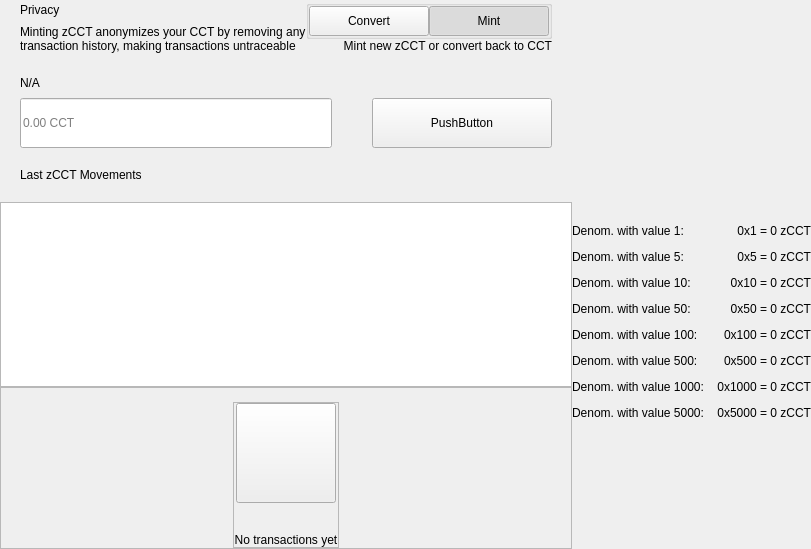
CONCRETE-Project/CONCRETE, file src/qt/concrete/forms/privacywidget.ui: the form before one commit.
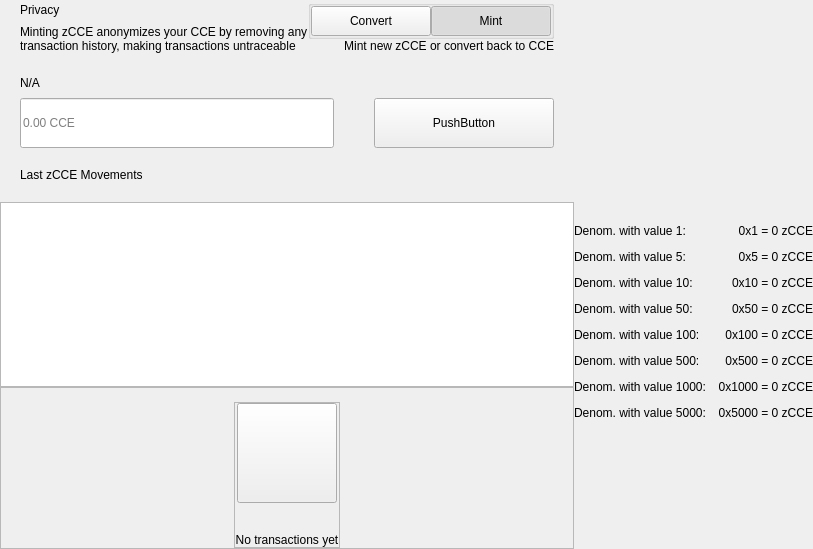
The form after the commit. Custom widgets are drawn as their Qt base class.

The edit to the form file:
```diff
--- a/src/qt/concrete/forms/privacywidget.ui
+++ b/src/qt/concrete/forms/privacywidget.ui
@@ -86,7 +86,7 @@
                  </size>
                 </property>
                 <property name="text">
-                 <string>Minting zCCT anonymizes your CCT by removing any
+                 <string>Minting zCCE anonymizes your CCE by removing any
 transaction history, making transactions untraceable</string>
                 </property>
                </widget>
@@ -210,7 +210,7 @@
                <item alignment="Qt::AlignTop">
                 <widget class="QLabel" name="labelSubtitle2">
                  <property name="text">
-                  <string>Mint new zCCT or convert back to CCT</string>
+                  <string>Mint new zCCE or convert back to CCE</string>
                  </property>
                  <property name="alignment">
                   <set>Qt::AlignRight|Qt::AlignTrailing|Qt::AlignVCenter</set>
@@ -284,7 +284,7 @@
                    <number>8</number>
                   </property>
                   <property name="placeholderText">
-                   <string notr="true">0.00 CCT</string>
+                   <string notr="true">0.00 CCE</string>
                   </property>
                  </widget>
                 </item>
@@ -352,7 +352,7 @@
           <item>
            <widget class="QLabel" name="labelListHistory">
             <property name="text">
-             <string>Last zCCT Movements</string>
+             <string>Last zCCE Movements</string>
             </property>
            </widget>
           </item>
@@ -606,7 +606,7 @@
              <item>
               <widget class="QLabel" name="labelValueDenom1">
                <property name="text">
-                <string notr="true">0x1 = 0 zCCT</string>
+                <string notr="true">0x1 = 0 zCCE</string>
                </property>
                <property name="alignment">
                 <set>Qt::AlignRight|Qt::AlignTrailing|Qt::AlignVCenter</set>
@@ -627,7 +627,7 @@
              <item>
               <widget class="QLabel" name="labelValueDenom5">
                <property name="text">
-                <string notr="true">0x5 = 0 zCCT</string>
+                <string notr="true">0x5 = 0 zCCE</string>
                </property>
                <property name="alignment">
                 <set>Qt::AlignRight|Qt::AlignTrailing|Qt::AlignVCenter</set>
@@ -648,7 +648,7 @@
              <item>
               <widget class="QLabel" name="labelValueDenom10">
                <property name="text">
-                <string notr="true">0x10 = 0 zCCT</string>
+                <string notr="true">0x10 = 0 zCCE</string>
                </property>
                <property name="alignment">
                 <set>Qt::AlignRight|Qt::AlignTrailing|Qt::AlignVCenter</set>
@@ -669,7 +669,7 @@
              <item>
               <widget class="QLabel" name="labelValueDenom50">
                <property name="text">
-                <string notr="true">0x50 = 0 zCCT</string>
+                <string notr="true">0x50 = 0 zCCE</string>
                </property>
                <property name="alignment">
                 <set>Qt::AlignRight|Qt::AlignTrailing|Qt::AlignVCenter</set>
@@ -690,7 +690,7 @@
              <item>
               <widget class="QLabel" name="labelValueDenom100">
                <property name="text">
-                <string notr="true">0x100 = 0 zCCT</string>
+                <string notr="true">0x100 = 0 zCCE</string>
                </property>
                <property name="alignment">
                 <set>Qt::AlignRight|Qt::AlignTrailing|Qt::AlignVCenter</set>
@@ -711,7 +711,7 @@
              <item>
               <widget class="QLabel" name="labelValueDenom500">
                <property name="text">
-                <string notr="true">0x500 = 0 zCCT</string>
+                <string notr="true">0x500 = 0 zCCE</string>
                </property>
                <property name="alignment">
                 <set>Qt::AlignRight|Qt::AlignTrailing|Qt::AlignVCenter</set>
@@ -732,7 +732,7 @@
              <item>
               <widget class="QLabel" name="labelValueDenom1000">
                <property name="text">
-                <string notr="true">0x1000 = 0 zCCT</string>
+                <string notr="true">0x1000 = 0 zCCE</string>
                </property>
                <property name="alignment">
                 <set>Qt::AlignRight|Qt::AlignTrailing|Qt::AlignVCenter</set>
@@ -753,7 +753,7 @@
              <item>
               <widget class="QLabel" name="labelValueDenom5000">
                <property name="text">
-                <string notr="true">0x5000 = 0 zCCT</string>
+                <string notr="true">0x5000 = 0 zCCE</string>
                </property>
                <property name="alignment">
                 <set>Qt::AlignRight|Qt::AlignTrailing|Qt::AlignVCenter</set>
```
Left out of the diff: 2 changed lines with no effect on the pictures.
